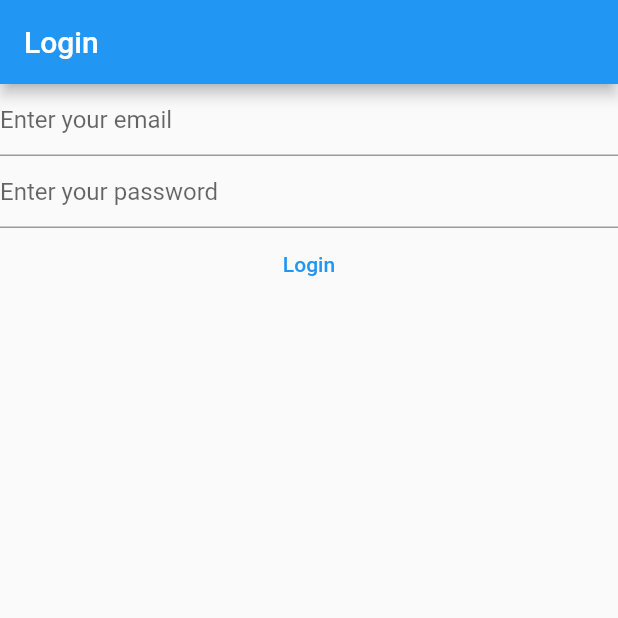
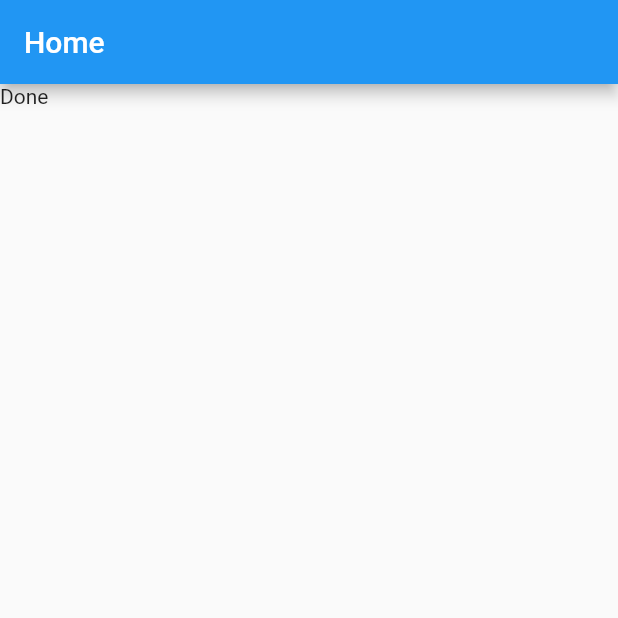
Before and after one commit to egetelli/mynotes, a Flutter app: the screen it shows after launch, on a phone screen of 412 x 824 dp, the top half of it. Run offline on Flutter 3.47's test engine with Material 2 defaults, Android fonts, the phone set to English and light mode, and no system bars; our stand-ins replace firebase_auth, firebase_core; accounts and stored records are empty.

```diff
--- a/lib/main.dart
+++ b/lib/main.dart
@@ -1,7 +1,9 @@
+import 'package:firebase_auth/firebase_auth.dart';
 import 'package:firebase_core/firebase_core.dart';
 import 'package:flutter/material.dart';
-import 'package:firebase_auth/firebase_auth.dart';
 import 'package:mynotes/views/login_view.dart';
+import 'package:mynotes/views/register_view.dart';
+
 import 'firebase_options.dart';
 
 void main() {
@@ -13,41 +15,19 @@ void main() {
       theme: ThemeData(
         primarySwatch: Colors.blue,
       ),
-      home: const LoginView(),
+      home: const HomePage(),
     ),
   );
 }
 
-class RegisterView extends StatefulWidget {
-  const RegisterView({super.key});
-
-  @override
-  State<RegisterView> createState() => _RegisterViewState();
-}
-
-class _RegisterViewState extends State<RegisterView> {
-  late final TextEditingController _email;
-  late final TextEditingController _password;
-
-  @override
-  void initState() {
-    _email = TextEditingController();
-    _password = TextEditingController();
-    super.initState();
-  }
-
-  @override
-  void dispose() {
-    _email.dispose();
-    _password.dispose();
-    super.dispose();
-  }
+class HomePage extends StatelessWidget {
+  const HomePage({super.key});
 
   @override
   Widget build(BuildContext context) {
     return Scaffold(
       appBar: AppBar(
-        title: const Text('Register'),
+        title: const Text('Home'),
       ),
       body: FutureBuilder(
         future: Firebase.initializeApp(
@@ -56,49 +36,13 @@ class _RegisterViewState extends State<RegisterView> {
         builder: (context, snapshot) {
           switch (snapshot.connectionState) {
             case ConnectionState.done:
-              return Column(
-                children: [
-                  TextField(
-                    controller: _email,
-                    enableSuggestions: false,
-                    autocorrect: false,
-                    keyboardType: TextInputType.emailAddress,
-                    decoration: const InputDecoration(
-                      hintText: 'Enter your email',
-                    ),
-                  ),
-                  TextField(
-                    controller: _password,
-                    obscureText: true,
-                    enableSuggestions: false,
-                    autocorrect: false,
-                    decoration: const InputDecoration(
-                      hintText: 'Enter your password',
-                    ),
-                  ),
-                  TextButton(
-                    onPressed: () async {
-                      final email = _email.text;
-                      final password = _password.text;
-                      try {
-                        final userCredential = await FirebaseAuth.instance
-                            .createUserWithEmailAndPassword(
-                                email: email, password: password);
-                        print(userCredential);
-                      } on FirebaseAuthException catch (e) {
-                        if (e.code == 'weak-password') {
-                          print('Your password is weak!');
-                        } else if (e.code == 'email-already-in-use') {
-                          print('Email is already in use!');
-                        } else if (e.code == 'invalid-email') {
-                          print('You entered an invalid email!');
-                        }
-                      }
-                    },
-                    child: const Text('Register'),
-                  ),
-                ],
-              );
+              final user = FirebaseAuth.instance.currentUser;
+              if (user?.emailVerified ?? false) {
+                print('You are a verified user');
+              } else {
+                print('You need to verify your email first');
+              }
+              return const Text('Done');
             default:
               return const Text('Loading...');
           }
--- a/lib/views/login_view.dart
+++ b/lib/views/login_view.dart
@@ -82,6 +82,12 @@ class _LoginViewState extends State<LoginView> {
                     },
                     child: const Text('Login'),
                   ),
+                  TextButton(
+                    onPressed: () {
+                      FirebaseAuth.instance.signOut();
+                    },
+                    child: const Text('Logout'),
+                  )
                 ],
               );
             default:
```
